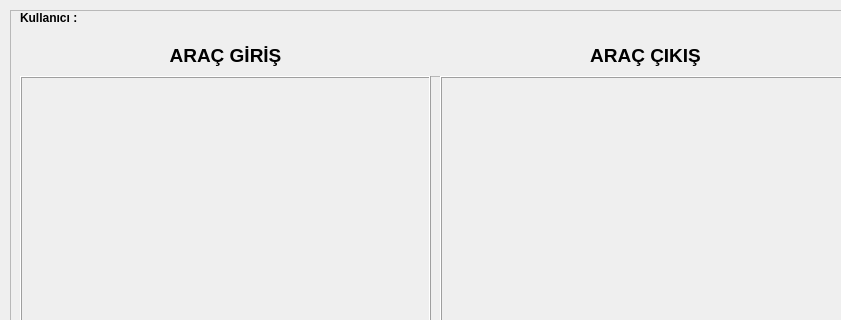
Before: the Qt Designer form forms/applicationwindow.ui in ydcpp/ParkingLotManagement, drawn with Qt 5; both pictures show x 0 to 841 and y 0 to 320 of the 1200 by 720 pixel window.
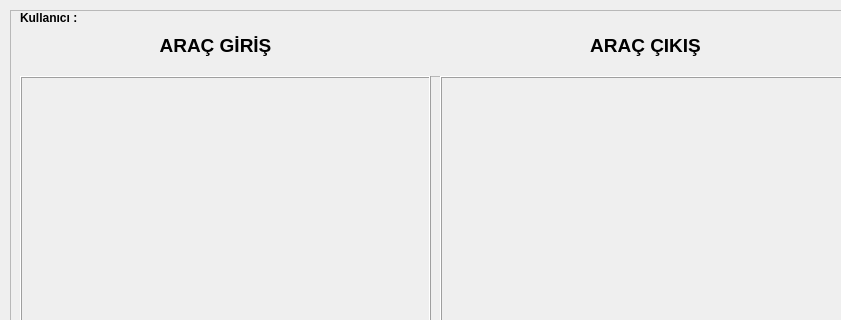
After: the same form once the commit is applied. Icons and pictures are not drawn.

Diff of the .ui file:
```diff
--- a/forms/applicationwindow.ui
+++ b/forms/applicationwindow.ui
@@ -1447,8 +1447,8 @@
    <widget class="QLabel" name="label_4">
     <property name="geometry">
      <rect>
-      <x>100</x>
-      <y>30</y>
+      <x>90</x>
+      <y>20</y>
       <width>231</width>
       <height>31</height>
      </rect>
@@ -1471,7 +1471,7 @@
     <property name="geometry">
      <rect>
       <x>520</x>
-      <y>30</y>
+      <y>20</y>
       <width>231</width>
       <height>31</height>
      </rect>
```
Left out of the diff: 46 changed lines with no effect on the pictures.
